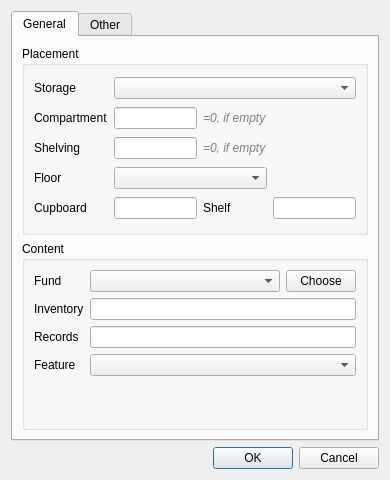
First picture: the form in dialogs/nodedialog.ui, repository caxapyk/TPointer, before the edit.
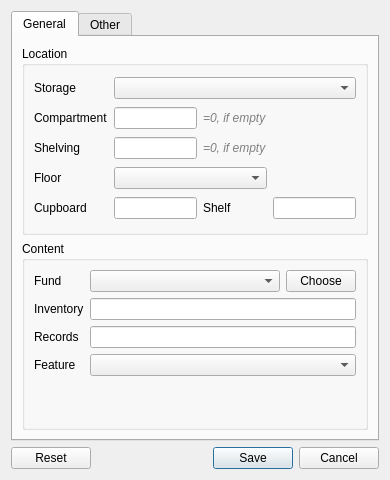
Second picture: the form after the edit. Icons and pictures are not drawn.

Diff of the .ui file:
```diff
--- a/dialogs/nodedialog.ui
+++ b/dialogs/nodedialog.ui
@@ -43,7 +43,7 @@
        <item>
         <widget class="QGroupBox" name="groupBox">
          <property name="title">
-          <string>Placement</string>
+          <string>Location</string>
          </property>
          <layout class="QGridLayout" name="gridLayout">
           <item row="0" column="1" colspan="3">
@@ -283,7 +283,7 @@
       <enum>Qt::Horizontal</enum>
      </property>
      <property name="standardButtons">
-      <set>QDialogButtonBox::Cancel|QDialogButtonBox::Ok</set>
+      <set>QDialogButtonBox::Cancel|QDialogButtonBox::Reset|QDialogButtonBox::Save</set>
      </property>
     </widget>
    </item>
```
